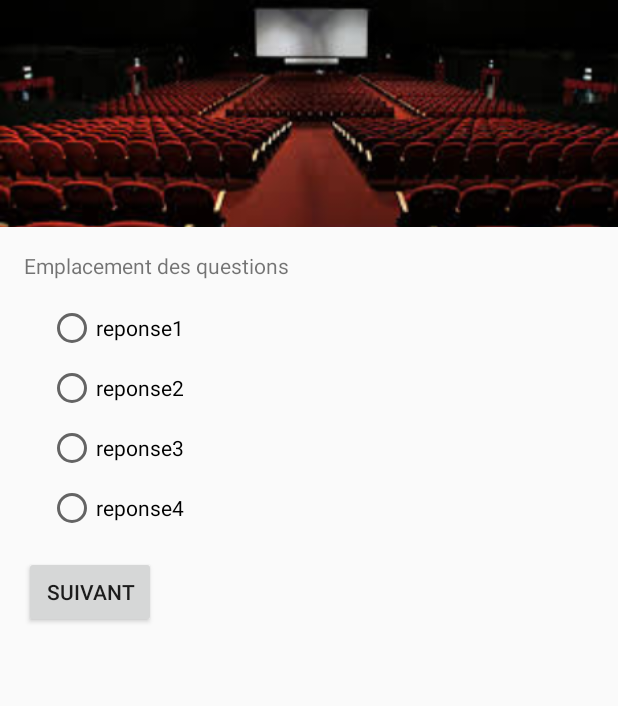
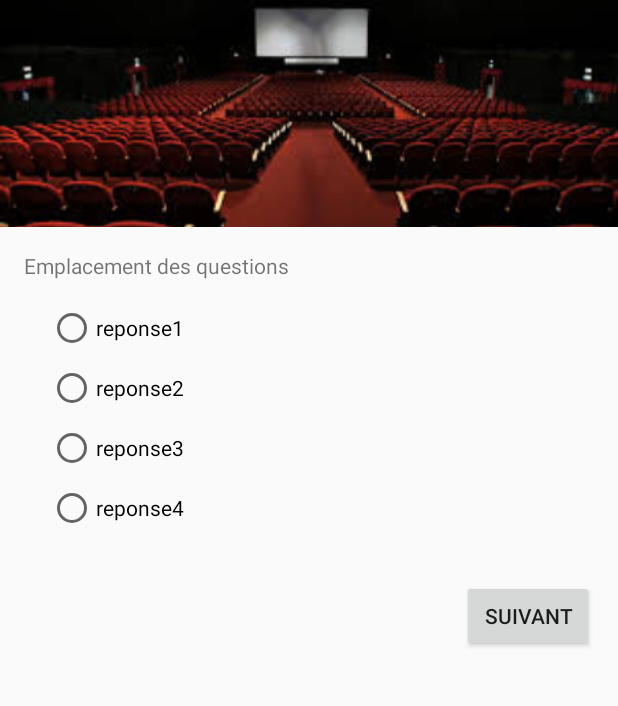
Before and after one commit to corentinClouet/QuizzCinema, an Android app: the screen it shows after launch (MainActivity), on a phone screen of 412 x 824 dp, the part 109-815 px from its top. Run offline under Robolectric (Android 15) with nearby library versions, the light colour scheme and no system bars.

Commit message:
Modification layout en RelativeLayout

```diff
--- a/app/src/main/res/layout/activity_main.xml
+++ b/app/src/main/res/layout/activity_main.xml
@@ -6,60 +6,68 @@
     android:layout_height="match_parent"
     tools:context="com.example.android.quizzcinema.MainActivity">
 
-        <LinearLayout
+        <RelativeLayout
             android:layout_width="match_parent"
-            android:layout_height="match_parent"
-            android:orientation="vertical">
+            android:layout_height="match_parent">
 
             <ImageView
                 android:id="@+id/cinema_imageView"
                 android:layout_width="match_parent"
-                android:layout_height="0dp"
-                android:layout_weight="15"
+                android:layout_height="wrap_content"
                 android:src="@drawable/cinema"
                 android:scaleType="centerCrop"/>
 
             <TextView
+                android:id="@+id/question_textView"
                 android:layout_width="match_parent"
                 android:layout_height="wrap_content"
                 android:text="Emplacement des questions"
-                    android:layout_margin="16dp"/>
+                android:layout_margin="16dp"
+                android:layout_below="@id/cinema_imageView"/>
 
+            <RadioGroup
+                android:id="@+id/rbGroup_radioGroup"
+                android:layout_width="match_parent"
+                android:layout_height="wrap_content"
+                android:layout_below="@id/question_textView">
                 <RadioButton
+                    android:id="@+id/answer1_radioButton"
                     android:layout_width="match_parent"
-                    android:layout_height="0dp"
-                    android:layout_weight="2"
+                    android:layout_height="wrap_content"
                     android:text="reponse1"
                     android:layout_marginLeft="32dp"/>
                 <RadioButton
+                    android:id="@+id/answer2_radioButton"
                     android:layout_width="match_parent"
-                    android:layout_height="0dp"
-                    android:layout_weight="2"
+                    android:layout_height="wrap_content"
                     android:text="reponse2"
                     android:layout_marginTop="8dp"
-                    android:layout_marginLeft="32dp"/>
+                    android:layout_marginLeft="32dp" />
                 <RadioButton
+                    android:id="@+id/answer3_radioButton"
                     android:layout_width="match_parent"
-                    android:layout_height="0dp"
-                    android:layout_weight="2"
+                    android:layout_height="wrap_content"
                     android:text="reponse3"
                     android:layout_marginTop="8dp"
-                    android:layout_marginLeft="32dp"/>
+                    android:layout_marginLeft="32dp" />
                 <RadioButton
+                    android:id="@+id/answer4_radioButton"
                     android:layout_width="match_parent"
-                    android:layout_height="0dp"
-                    android:layout_weight="2"
+                    android:layout_height="wrap_content"
                     android:text="reponse4"
                     android:layout_marginTop="8dp"
-                    android:layout_marginLeft="32dp"/>
+                    android:layout_marginLeft="32dp" />
+            </RadioGroup>
 
             <Button
                 android:layout_width="wrap_content"
                 android:layout_height="wrap_content"
                 android:text="SUIVANT"
-                    android:layout_marginTop="16dp"
-                    android:layout_marginLeft="16dp"/>
+                android:layout_margin="16dp"
+                android:layout_alignParentBottom="true"
+                android:layout_alignParentRight="true"
+                android:layout_below="@id/rbGroup_radioGroup"/>
 
-        </LinearLayout>
+        </RelativeLayout>
 
 </android.widget.ScrollView>
```
Lines whose indentation alone changed are shown as unchanged.
